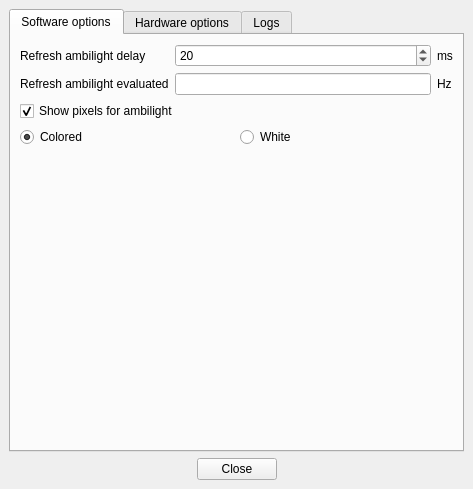
Atarity/Lightpack, file Software/src/mainwindow.ui: the form before one commit.
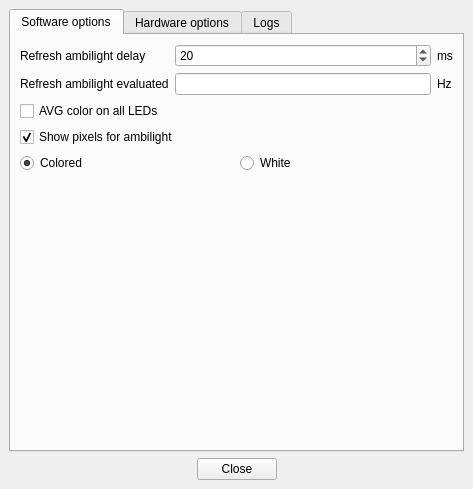
The form after the commit. The open tabs and pages were chosen to show the change. Icons and pictures are not drawn.

Commit message: Software: added AVG colors on all LEDs; mainwindow.ui: added checkbox for AVG colors;

The edit to the form file:
```diff
--- a/Software/src/mainwindow.ui
+++ b/Software/src/mainwindow.ui
@@ -97,6 +97,16 @@
           </item>
          </layout>
         </item>
+        <item>
+         <widget class="QCheckBox" name="checkBox_AVG_Colors">
+          <property name="text">
+           <string>AVG color on all LEDs</string>
+          </property>
+          <property name="checked">
+           <bool>false</bool>
+          </property>
+         </widget>
+        </item>
         <item>
          <widget class="QCheckBox" name="checkBox_ShowPixelsAmbilight">
           <property name="text">
```
Left out of the diff: 16 changed lines with no effect on the pictures. The commit also changes 3 other files.
